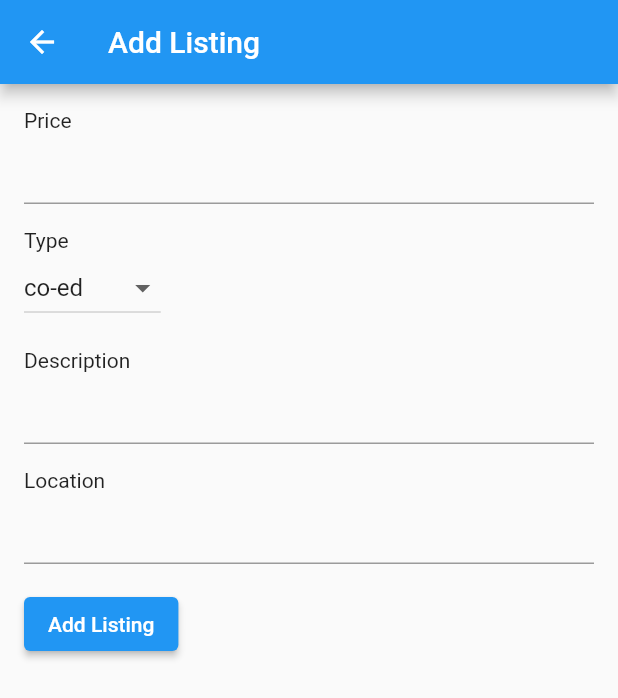
After one commit to sushmullur/UniHousing, a Flutter app: the screen it shows after launch, after a tap on the "add" icon, on a phone screen of 412 x 824 dp. The commit adds this screen. Shown: the top 698 px of the screen. Run offline on Flutter 3.47's test engine with Material 2 defaults, Android fonts, the light colour scheme and no system bars; our stand-ins replace supabase, supabase_flutter; accounts and stored records are empty; network calls fail.

Commit message:
updated ui and added new features

```diff
--- /dev/null
+++ b/uni_housing/lib/AddListing.dart
@@ -0,0 +1,96 @@
+import 'package:flutter/material.dart';
+import 'package:supabase_flutter/supabase_flutter.dart';
+import 'package:supabase/supabase.dart';
+import 'MyHomePage.dart';
+
+class AddListing extends StatefulWidget {
+  @override
+  _AddListingState createState() => _AddListingState();
+}
+
+class _AddListingState extends State<AddListing> {
+  String _selectedType = 'co-ed';
+  final _priceController = TextEditingController();
+  final _descriptionController = TextEditingController();
+  final _locationController = TextEditingController();
+
+  @override
+  void dispose() {
+    _priceController.dispose();
+    _descriptionController.dispose();
+    _locationController.dispose();
+    super.dispose();
+  }
+
+  @override
+  Widget build(BuildContext context) {
+    return Scaffold(
+      appBar: AppBar(
+        title: Text('Add Listing'),
+      ),
+      body: Padding(
+        padding: const EdgeInsets.all(16.0),
+        child: Column(
+          crossAxisAlignment: CrossAxisAlignment.start,
+          children: [
+            Text('Price'),
+            TextField(
+              controller: _priceController,
+              keyboardType: TextInputType.number,
+            ),
+            SizedBox(height: 16),
+            Text('Type'),
+            DropdownButton<String>(
+              value: _selectedType,
+              onChanged: (String? newValue) {
+                setState(() {
+                  _selectedType = newValue!;
+                });
+              },
+              items: <String>['co-ed', 'boys only', 'girls only']
+                  .map<DropdownMenuItem<String>>((String value) {
+                return DropdownMenuItem<String>(
+                  value: value,
+                  child: Text(value),
+                );
+              }).toList(),
+            ),
+            SizedBox(height: 16),
+            Text('Description'),
+            TextField(
+              controller: _descriptionController,
+              keyboardType: TextInputType.multiline,
+              maxLines: null,
+            ),
+            SizedBox(height: 16),
+            Text('Location'),
+            TextField(
+              controller: _locationController,
+            ),
+            SizedBox(height: 16),
+            ElevatedButton(
+              onPressed: _addListing,
+              child: Text('Add Listing'),
+            ),
+          ],
+        ),
+      ),
+    );
+  }
+
+  void _addListing() async {
+    final response =
+        await Supabase.instance.client.from('housing_data').insert({
+      'price': _priceController.text,
+      'type': _selectedType,
+      'description': _descriptionController.text,
+      'location': _locationController.text,
+    }).execute();
+    if (response != null) {
+      Navigator.pushReplacement(
+        context,
+        MaterialPageRoute(builder: (context) => MyHomePage()),
+      );
+    }
+  }
+}
--- /dev/null
+++ b/uni_housing/lib/MyHomePage.dart
@@ -0,0 +1,154 @@
+import 'package:flutter/material.dart';
+import 'package:supabase_flutter/supabase_flutter.dart';
+import 'package:supabase/supabase.dart';
+import 'AddListing.dart';
+
+class MyHomePage extends StatefulWidget {
+  @override
+  _MyHomePageState createState() => _MyHomePageState();
+}
+
+class _MyHomePageState extends State<MyHomePage> {
+  List<dynamic>? _housingData;
+  String _searchTerm = '';
+
+  @override
+  Widget build(BuildContext context) {
+    final filteredData = _housingData
+        ?.where((data) =>
+            data['location'].toLowerCase().contains(_searchTerm.toLowerCase()))
+        .toList();
+
+    return Scaffold(
+      floatingActionButton: FloatingActionButton(
+        onPressed: _goToAddListing,
+        child: Icon(Icons.add),
+      ),
+      appBar: AppBar(
+        title: Text('UniHousing'),
+        actions: [
+          IconButton(
+            icon: Icon(Icons.search),
+            onPressed: () async {
+              final searchTerm = await showSearch(
+                context: context,
+                delegate: HousingDataSearchDelegate(_housingData),
+              );
+              setState(() {
+                _searchTerm = searchTerm ?? '';
+              });
+            },
+          ),
+        ],
+      ),
+      body: _housingData == null
+          ? Center(
+              child: CircularProgressIndicator(),
+            )
+          : ListView.builder(
+              itemCount: filteredData?.length ?? 0,
+              itemBuilder: (context, index) {
+                final rowData = filteredData![index];
+                return ListTile(
+                  title: Text(rowData['location']),
+                  subtitle: Text(rowData['type']),
+                  trailing: Text('\$${rowData['price']}'),
+                );
+              },
+            ),
+    );
+  }
+
+  void _goToAddListing() {
+    Navigator.push(
+      context,
+      MaterialPageRoute(builder: (context) => AddListing()),
+    );
+  }
+
+  @override
+  void initState() {
+    super.initState();
+    _fetchHousingData();
+  }
+
+  Future<void> _fetchHousingData() async {
+    final response = await Supabase.instance.client
+        .from('housing_data')
+        .select('location, price, type, description')
+        .execute();
+    setState(() {
+      _housingData = response.data;
+    });
+  }
+}
+
+class HousingDataSearchDelegate extends SearchDelegate<String?> {
+  final List<dynamic>? housingData;
+
+  HousingDataSearchDelegate(this.housingData);
+
+  @override
+  List<Widget> buildActions(BuildContext context) {
+    return [
+      IconButton(
+        icon: Icon(Icons.clear),
+        onPressed: () {
+          query = '';
+          showSuggestions(context);
+        },
+      )
+    ];
+  }
+
+  @override
+  Widget buildLeading(BuildContext context) {
+    return IconButton(
+      icon: Icon(Icons.arrow_back),
+      onPressed: () {
+        close(context, null);
+      },
+    );
+  }
+
+  @override
+  Widget buildResults(BuildContext context) {
+    final filteredData = housingData
+        ?.where((data) =>
+            data['location'].toLowerCase().contains(query.toLowerCase()))
+        .toList();
+    return ListView.builder(
+      itemCount: filteredData?.length ?? 0,
+      itemBuilder: (context, index) {
+        final rowData = filteredData![index];
+        return ListTile(
+          title: Text(rowData['location']),
+          subtitle: Text(rowData['type']),
+          trailing: Text('\$${rowData['price']}'),
+          onTap: () {
+            close(context, rowData['location']);
+          },
+        );
+      },
+    );
+  }
+
+  @override
+  Widget buildSuggestions(BuildContext context) {
+    final filteredData = housingData
+        ?.where((data) =>
+            data['location'].toLowerCase().contains(query.toLowerCase()))
+        .toList();
+    return ListView.builder(
+      itemCount: filteredData?.length ?? 0,
+      itemBuilder: (context, index) {
+        final rowData = filteredData![index];
+        return ListTile(
+          title: Text(rowData['location']),
+          subtitle: Text(rowData['type']),
+          trailing: Text('\$${rowData['price']}'),
+        );
+      },
+    );
+  }
+}
```
Also changed, not shown: uni_housing/lib/main.dart (+11 -83 lines), uni_housing/pubspec.yaml (+4 -4 lines), uni_housing/lib/firebase_options.dart (deleted), uni_housing/pubspec.lock, 7 other files.
